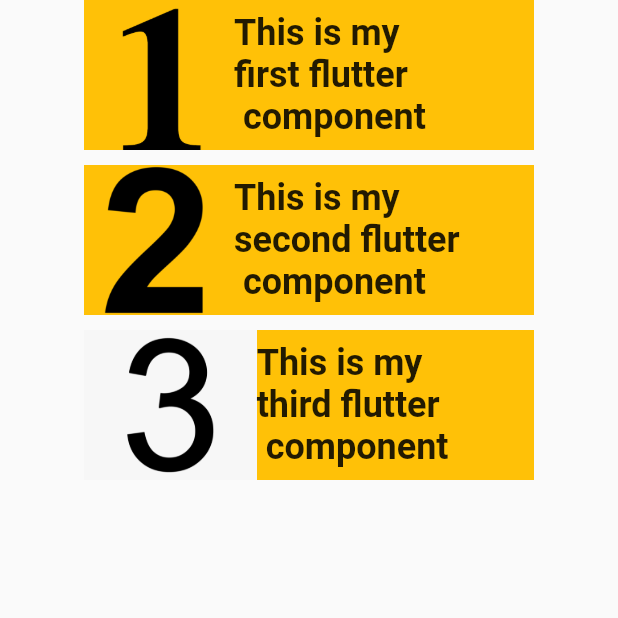
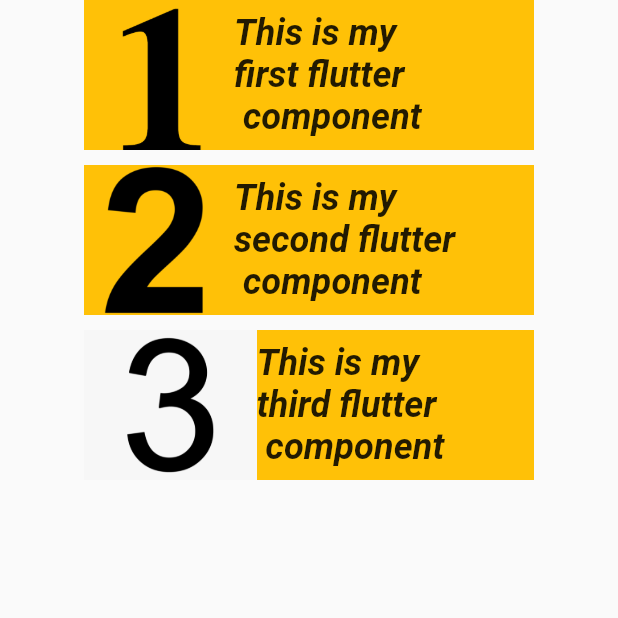
Before and after one commit to DilanJT/First_SDGP_flutter_session, a Flutter app: the screen it shows after launch, on a phone screen of 412 x 824 dp, the top half of it. Run offline on Flutter 3.47's test engine with Material 2 defaults, Android fonts, the phone set to English and light mode, and no system bars; our stand-ins replace google_fonts; Roboto replaces fonts that are missing (Aclonica).

```diff
--- a/lib/main.dart
+++ b/lib/main.dart
@@ -1,5 +1,7 @@
 import 'package:flutter/material.dart';
 import 'package:flutter/widgets.dart';
+import 'package:google_fonts/google_fonts.dart';
+import 'package:practice_code/first_screen.dart';
 
 void main(){
   runApp(FirstApp());
@@ -49,33 +51,92 @@ class FirstImpression extends StatelessWidget {
   }
 }
 
-class LoopContainer extends StatelessWidget {
+// class LoopContainer extends StatelessWidget {
+//   String title;
+//   String imageName;
+//   Color color = Colors.amber;
+//   LoopContainer({String title, String imageName}){
+//     this.title = title;
+//     this.imageName = imageName;
+//   }
+//
+//   @override
+//   Widget build(BuildContext context) {
+//     return FlatButton(
+//       onPressed: (){
+//         // Navigator.push(context,
+//         //     MaterialPageRoute(builder: (context) => FirstScreen()),
+//         // );
+//         color = Colors.tealAccent;
+//       },
+//       child: Container(
+//         alignment: Alignment.center,
+//         width: 300.0,
+//         height: 100.0,
+//         color: color,
+//         child: Row(
+//           children: [
+//             Image.asset("assets/$imageName.png"),
+//             Text(
+//               "This is my \n$title flutter \n component",
+//               style: GoogleFonts.aclonica(
+//                 fontSize: 24.0,
+//                 fontWeight: FontWeight.bold,
+//                 fontStyle: FontStyle.italic
+//               ),
+//             ),
+//           ],
+//         ),
+//       ),
+//     );
+//   }
+// }
+
+class LoopContainer extends StatefulWidget {
   String title;
   String imageName;
+  Color color = Colors.amber;
+
   LoopContainer({String title, String imageName}){
     this.title = title;
     this.imageName = imageName;
   }
 
   @override
+  _LoopContainerState createState() => _LoopContainerState();
+}
+
+class _LoopContainerState extends State<LoopContainer> {
+  @override
   Widget build(BuildContext context) {
-    return Container(
+    return FlatButton(
+      onPressed: (){
+        // Navigator.push(context,
+        //     MaterialPageRoute(builder: (context) => FirstScreen()),
+        // );
+        setState(() {
+          widget.color = Colors.tealAccent;
+        });
+      },
+      child: Container(
         alignment: Alignment.center,
         width: 300.0,
         height: 100.0,
-      color: Colors.amber,
+        color: widget.color,
         child: Row(
           children: [
-          Image.asset("assets/$imageName.png"),
+            Image.asset("assets/${widget.imageName}.png"),
             Text(
-            "This is my \n$title flutter \n component",
-            style: TextStyle(
+              "This is my \n${widget.title} flutter \n component",
+              style: GoogleFonts.aclonica(
                   fontSize: 24.0,
                   fontWeight: FontWeight.bold,
+                  fontStyle: FontStyle.italic
               ),
             ),
           ],
         ),
+      ),
     );
   }
 }
--- a/pubspec.yaml
+++ b/pubspec.yaml
@@ -21,6 +21,7 @@ environment:
   sdk: ">=2.7.0 <3.0.0"
 
 dependencies:
+  google_fonts: ^1.1.2
   flutter:
     sdk: flutter
 
```
Also changed, not shown: lib/first_screen.dart (+7 -3 lines), pubspec.lock, 1 other file. Lines whose indentation alone changed are shown as unchanged.
